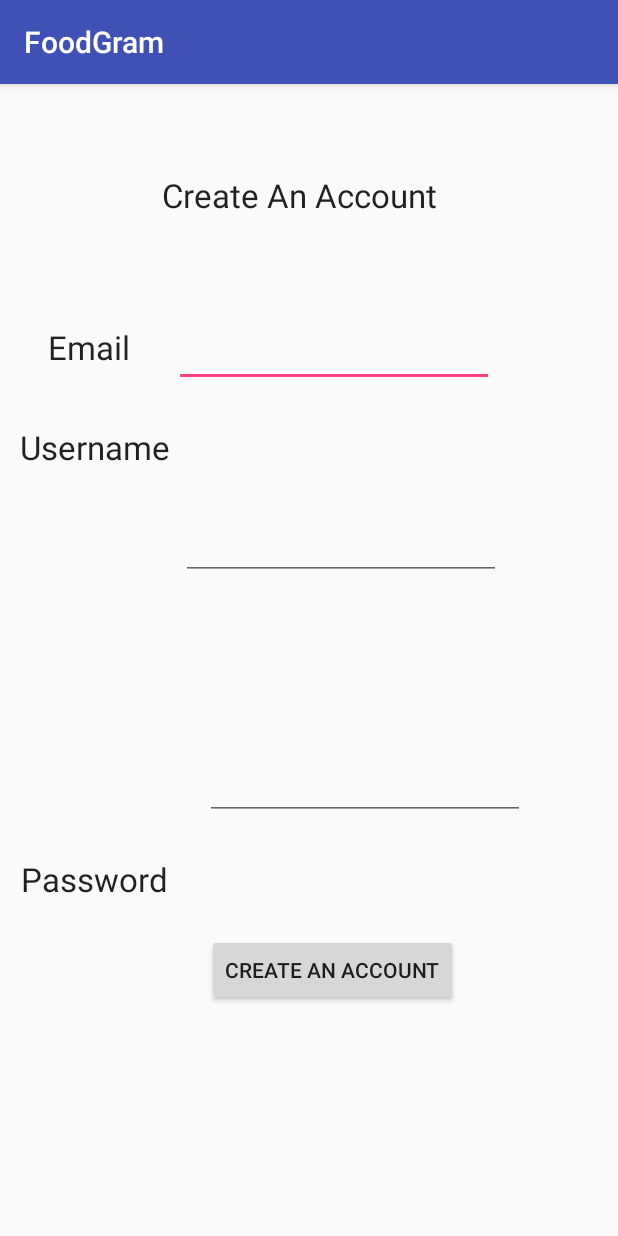
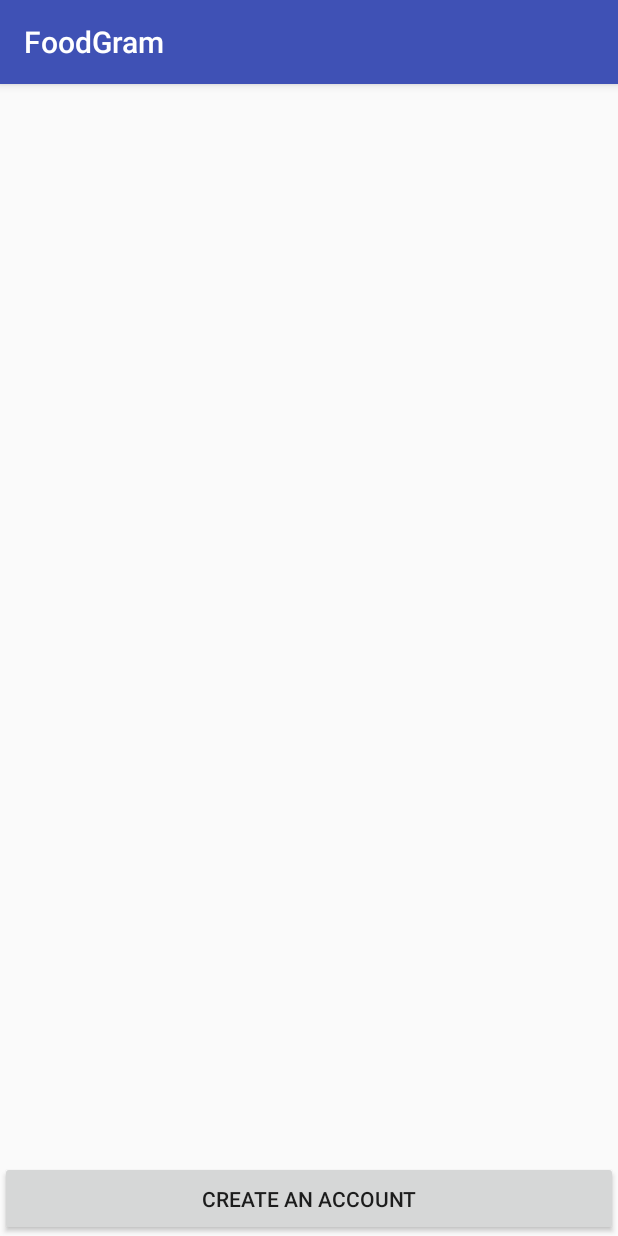
Before and after one commit to swechha16/FoodGram, an Android app: the CreateAccount screen opened directly, with no data from a screen before it, on a phone screen of 412 x 824 dp. Run offline under Robolectric (Android 15) with nearby library versions, the phone set to English and light mode, and no system bars; 2 statements that could not run were skipped.

Commit message:
Fixing Create account page

```diff
--- a/FrontEnd/FoodGram/app/src/main/java/com/foodgram/CreateAccount.java
+++ b/FrontEnd/FoodGram/app/src/main/java/com/foodgram/CreateAccount.java
@@ -10,7 +10,7 @@ import android.view.View;
 public class CreateAccount extends AppCompatActivity {
 
 
-    Button createAccount_submit =  (Button)findViewById(R.id.createAccount);
+    Button createAccount_submit =  (Button)findViewById(R.id.createAccountSubmit);
 
 
     @Override
--- a/FrontEnd/FoodGram/app/src/main/res/layout/activity_create_account.xml
+++ b/FrontEnd/FoodGram/app/src/main/res/layout/activity_create_account.xml
@@ -1,140 +1,16 @@
 <?xml version="1.0" encoding="utf-8"?>
-<android.support.constraint.ConstraintLayout xmlns:android="http://schemas.android.com/apk/res/android"
+<RelativeLayout xmlns:android="http://schemas.android.com/apk/res/android"
     xmlns:app="http://schemas.android.com/apk/res-auto"
     xmlns:tools="http://schemas.android.com/tools"
     android:layout_width="match_parent"
     android:layout_height="match_parent"
     tools:context="com.foodgram.CreateAccount">
 
-    <TextView
-        android:id="@+id/CreateAnAccountTextOnly"
-        android:layout_width="wrap_content"
-        android:layout_height="wrap_content"
-        android:layout_marginStart="170dp"
-        android:layout_marginLeft="170dp"
-        android:layout_marginTop="46dp"
-        android:layout_marginEnd="183dp"
-        android:layout_marginRight="183dp"
-        android:layout_marginBottom="666dp"
-        android:text="@string/create_an_account"
-        android:textAppearance="@style/TextAppearance.AppCompat.Large"
-        app:layout_constraintBottom_toBottomOf="parent"
-        app:layout_constraintEnd_toEndOf="parent"
-        app:layout_constraintStart_toStartOf="parent"
-        app:layout_constraintTop_toTopOf="parent" />
-
-    <TextView
-        android:id="@+id/Email"
-        android:layout_width="wrap_content"
-        android:layout_height="wrap_content"
-        android:layout_marginStart="29dp"
-        android:layout_marginLeft="29dp"
-        android:layout_marginTop="147dp"
-        android:layout_marginEnd="323dp"
-        android:layout_marginRight="323dp"
-        android:layout_marginBottom="565dp"
-        android:text="@string/email"
-        android:textAppearance="@style/TextAppearance.AppCompat.Large"
-        app:layout_constraintBottom_toBottomOf="parent"
-        app:layout_constraintEnd_toEndOf="parent"
-        app:layout_constraintStart_toStartOf="parent"
-        app:layout_constraintTop_toTopOf="parent" />
-
-    <TextView
-        android:id="@+id/Username"
-        android:layout_width="wrap_content"
-        android:layout_height="wrap_content"
-        android:layout_marginStart="34dp"
-        android:layout_marginLeft="34dp"
-        android:layout_marginTop="103dp"
-        android:layout_marginEnd="319dp"
-        android:layout_marginRight="319dp"
-        android:layout_marginBottom="129dp"
-        android:text="@string/username"
-        android:textAppearance="@style/TextAppearance.AppCompat.Large"
-        app:layout_constraintBottom_toTopOf="@+id/textView4"
-        app:layout_constraintEnd_toEndOf="parent"
-        app:layout_constraintStart_toStartOf="parent"
-        app:layout_constraintTop_toBottomOf="@+id/Email" />
-
-    <TextView
-        android:id="@+id/textView4"
-        android:layout_width="wrap_content"
-        android:layout_height="wrap_content"
-        android:layout_marginStart="33dp"
-        android:layout_marginLeft="33dp"
-        android:layout_marginTop="129dp"
-        android:layout_marginEnd="319dp"
-        android:layout_marginRight="319dp"
-        android:layout_marginBottom="289dp"
-        android:text="@string/password"
-        android:textAppearance="@style/TextAppearance.AppCompat.Large"
-        app:layout_constraintBottom_toBottomOf="parent"
-        app:layout_constraintEnd_toEndOf="parent"
-        app:layout_constraintStart_toStartOf="parent"
-        app:layout_constraintTop_toBottomOf="@+id/Username" />
 
     <Button
-        android:id="@+id/createAccount"
-        android:layout_width="wrap_content"
-        android:layout_height="wrap_content"
-        android:layout_marginStart="138dp"
-        android:layout_marginLeft="138dp"
-        android:layout_marginTop="468dp"
-        android:layout_marginBottom="144dp"
+        android:id="@+id/createAccountSubmit"
+        android:layout_width="match_parent"
+        android:layout_height="50dp"
         android:text="@string/create_an_account"
-        app:layout_constraintBottom_toBottomOf="parent"
-        app:layout_constraintStart_toStartOf="parent"
-        app:layout_constraintTop_toBottomOf="@+id/CreateAnAccountTextOnly" />
-
-    <EditText
-        android:id="@+id/editText"
-        android:layout_width="wrap_content"
-        android:layout_height="wrap_content"
-        android:layout_marginStart="28dp"
-        android:layout_marginLeft="28dp"
-        android:layout_marginTop="68dp"
-        android:layout_marginEnd="81dp"
-        android:layout_marginRight="81dp"
-        android:layout_marginBottom="355dp"
-        android:ems="10"
-        android:inputType="textEmailAddress"
-        app:layout_constraintBottom_toTopOf="@+id/button3"
-        app:layout_constraintEnd_toEndOf="parent"
-        app:layout_constraintStart_toEndOf="@+id/Email"
-        app:layout_constraintTop_toBottomOf="@+id/CreateAnAccountTextOnly"
-        android:autofillHints="" />
-
-    <EditText
-        android:id="@+id/editText2"
-        android:layout_width="wrap_content"
-        android:layout_height="wrap_content"
-        android:layout_marginStart="24dp"
-        android:layout_marginLeft="24dp"
-        android:layout_marginTop="243dp"
-        android:layout_marginEnd="62dp"
-        android:layout_marginRight="62dp"
-        android:layout_marginBottom="67dp"
-        android:ems="10"
-        android:inputType="textPassword"
-        app:layout_constraintBottom_toTopOf="@+id/button3"
-        app:layout_constraintEnd_toEndOf="parent"
-        app:layout_constraintStart_toEndOf="@+id/textView4"
-        app:layout_constraintTop_toBottomOf="@+id/editText"
-        android:autofillHints="" />
-
-    <EditText
-        android:id="@+id/editText3"
-        android:layout_width="wrap_content"
-        android:layout_height="wrap_content"
-        android:layout_marginStart="7dp"
-        android:layout_marginLeft="7dp"
-        android:layout_marginTop="83dp"
-        android:layout_marginBottom="115dp"
-        android:ems="10"
-        android:inputType="textPersonName"
-        app:layout_constraintBottom_toTopOf="@+id/editText2"
-        app:layout_constraintStart_toEndOf="@+id/Username"
-        app:layout_constraintTop_toBottomOf="@+id/editText"
-        android:autofillHints="" />
-</android.support.constraint.ConstraintLayout>
+        android:layout_alignParentBottom="true"/>
+</RelativeLayout>
--- a/FrontEnd/FoodGram/app/src/main/res/layout/activity_price_range.xml
+++ b/FrontEnd/FoodGram/app/src/main/res/layout/activity_price_range.xml
@@ -5,7 +5,7 @@
     android:layout_width="match_parent"
     android:layout_height="match_parent"
     android:background="#EEFBAD50"
-    tools:context=".MainActivity">
+    tools:context="com.foodgram.PriceRange">
 
     <TextView
         android:id="@+id/textView"
```
